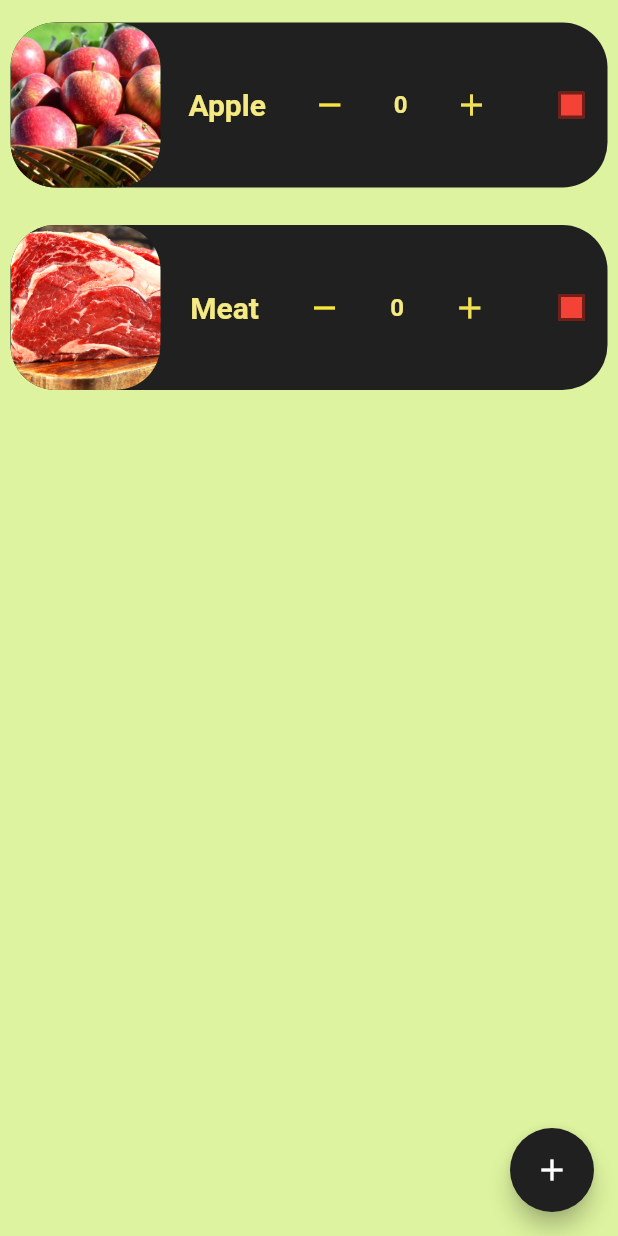
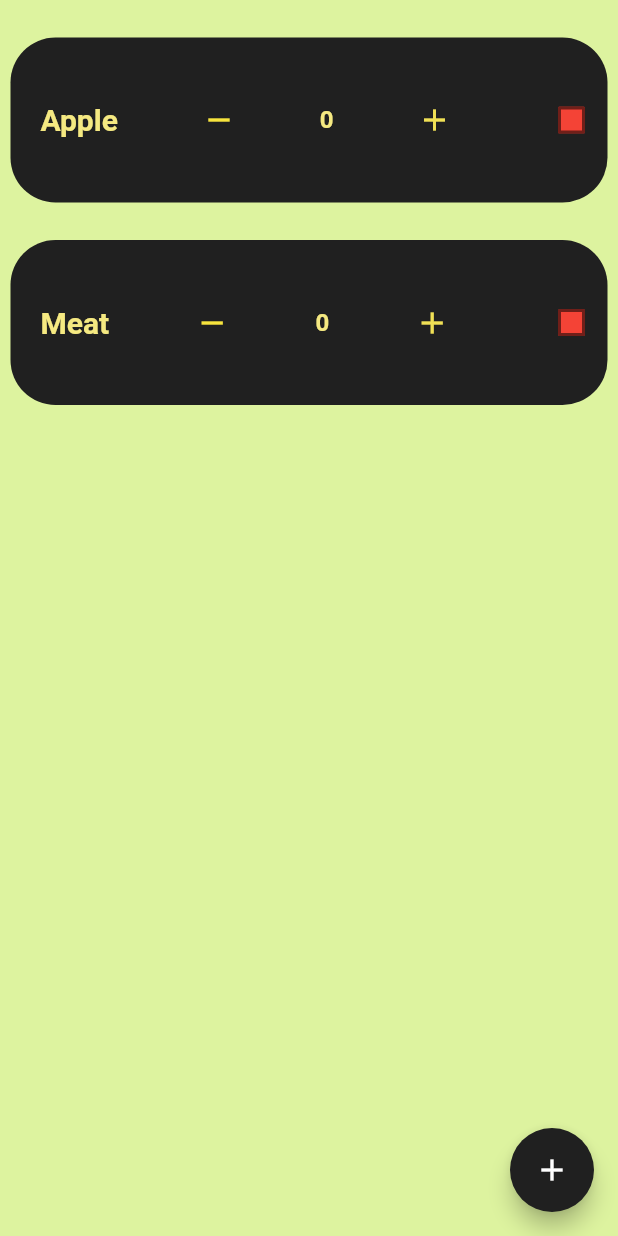
Before and after one commit to bath0ry/shopping_list, a Flutter app: the screen it shows after launch, on a phone screen of 412 x 824 dp. Run offline on Flutter 3.47's test engine with Material 2 defaults, Android fonts, the phone set to English and light mode, and no system bars.

```diff
--- a/lib/cart_items_widget.dart
+++ b/lib/cart_items_widget.dart
@@ -2,9 +2,8 @@ import 'package:flutter/material.dart';
 
 class CartItems extends StatefulWidget {
   final String itemName;
-  final String itemImage;
 
-  CartItems(this.itemName, this.itemImage, {Key? key}) : super(key: key);
+  CartItems(this.itemName, {Key? key}) : super(key: key);
   int itemQuanty = 0;
 
   @override
@@ -30,13 +29,6 @@ class _CartItemsState extends State<CartItems> {
     }
   }
 
-  bool assetOrNetwork() {
-    if (widget.itemImage.contains('http')) {
-      return false;
-    }
-    return true;
-  }
-
   @override
   Widget build(BuildContext context) {
     return Padding(
@@ -51,31 +43,15 @@ class _CartItemsState extends State<CartItems> {
         child: Row(
           mainAxisAlignment: MainAxisAlignment.spaceBetween,
           children: [
-            ClipRRect(
-              borderRadius: BorderRadius.circular(30),
-              child: assetOrNetwork()
-                  ? Image.asset(
-                      widget.itemImage,
-                      width: 100,
-                      height: 120,
-                      fit: BoxFit.cover,
-                    )
-                  : Image.network(
-                      widget.itemImage,
-                      height: 100,
-                      width: 72,
-                      fit: BoxFit.cover,
-                      errorBuilder: (context, error, stackTrace) {
-                        return Image.asset('assets/images/noimage.jpg');
-                      },
-                    ),
-            ),
-            Text(
-              widget.itemName,
-              style: TextStyle(
-                  color: Color.fromARGB(255, 245, 233, 129),
-                  fontSize: 20,
-                  fontWeight: FontWeight.w600),
+            Padding(
+              padding: const EdgeInsets.only(left: 20),
+              child: Text(
+                widget.itemName,
+                style: TextStyle(
+                    color: Color.fromARGB(255, 245, 233, 129),
+                    fontSize: 20,
+                    fontWeight: FontWeight.w600),
+              ),
             ),
             IconButton(
                 onPressed: () {
--- a/lib/home_page.dart
+++ b/lib/home_page.dart
@@ -22,11 +22,10 @@ class HomePage extends StatelessWidget {
         ),
       ),
       backgroundColor: Color.fromARGB(255, 221, 243, 159),
-      body: Stack(children: [
-        ListView(
-          children: ItemCartInhertied.of(context).itemsList,
-        ),
-      ]),
+      body: ListView(
+        children: ItemCartInhertied.of(context).itemsList,
+        padding: EdgeInsets.only(top: 10, bottom: 80),
+      ),
     );
   }
 }
--- a/lib/inherited_items.dart
+++ b/lib/inherited_items.dart
@@ -4,11 +4,19 @@ import 'package:shopping_list/cart_items_widget.dart';
 class ItemCartInhertied extends InheritedWidget {
   ItemCartInhertied({required super.child});
   final List<CartItems> itemsList = [
-    CartItems('Apple', 'assets/images/maca.jpg'),
-    CartItems('Meat', 'assets/images/carne.png'),
+    CartItems(
+      'Apple',
+    ),
+    CartItems(
+      'Meat',
+    ),
   ];
-  void newItem(String name, String image) {
-    itemsList.add(CartItems(name, image));
+  void newItem(
+    String name,
+  ) {
+    itemsList.add(CartItems(
+      name,
+    ));
   }
 
   static ItemCartInhertied of(BuildContext context) {
--- a/pubspec.yaml
+++ b/pubspec.yaml
@@ -64,7 +64,8 @@ flutter:
     - assets/images/maca.jpg
     - assets/images/carne.png
     - assets/images/noimage.jpg
-    - assets/images/sal.jpeg
+    - assets/images/noimage.png
+
 
 
   # An image asset can refer to one or more resolution-specific "variants", see
```
Also changed, not shown: lib/form_page.dart (+3 -44 lines), assets/images/noimage.png (added), assets/images/sal.jpeg (deleted).
